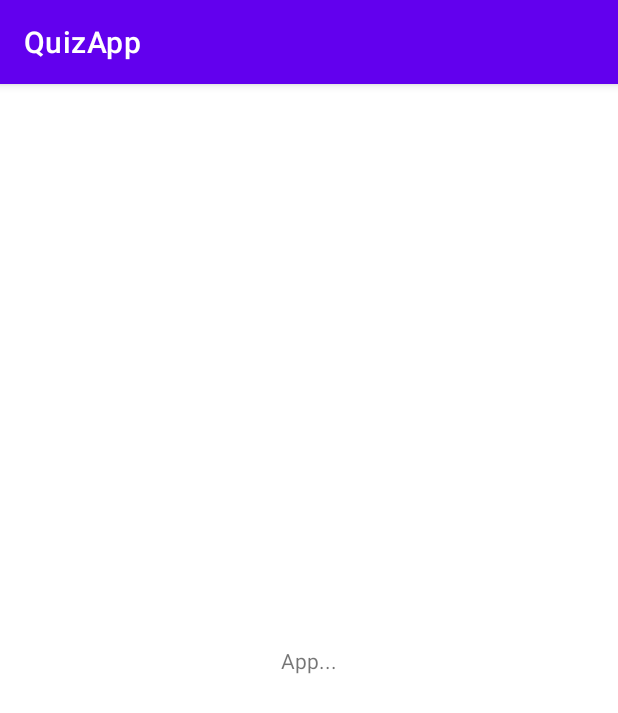
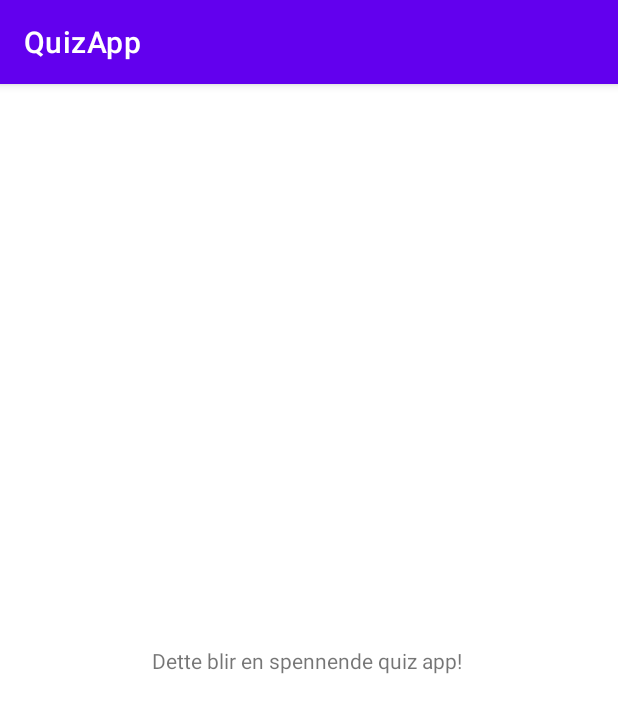
Before and after one commit to h586643/QuizApp, an Android app: the QuizActivity screen opened directly, with no data from a screen before it, on a phone screen of 412 x 824 dp. Shown: the top 713 px of the screen. Run offline under Robolectric (Android 15) with nearby library versions, the phone set to English and light mode, and no system bars.

Commit message:
Comments on solution and refactoring

```diff
--- a/app/src/main/java/com/example/quizapp/QuizActivity.java
+++ b/app/src/main/java/com/example/quizapp/QuizActivity.java
@@ -9,6 +9,14 @@ public class QuizActivity extends AppCompatActivity {
     @Override
     protected void onCreate(Bundle savedInstanceState) {
         super.onCreate(savedInstanceState);
-        setContentView(R.layout.activity_app);
+        setContentView(R.layout.activity_quiz);
     }
+
+    // Laste inn tilfeldig bilde fra DatabaseActivity
+
+    // Vise tilhørende tekst (riktig svaralternativ) sammen med to andre tekstalternativer som er feil
+
+    // Loope gjennom på denne måten i det uendelige
+
+    // Holde score
 }
--- a/app/src/main/res/layout/activity_app.xml
+++ b/app/src/main/res/layout/activity_quiz.xml
@@ -10,7 +10,7 @@
         android:id="@+id/textView7"
         android:layout_width="wrap_content"
         android:layout_height="wrap_content"
-        android:text="App..."
+        android:text="Dette blir en spennende quiz app! "
         app:layout_constraintBottom_toBottomOf="parent"
         app:layout_constraintEnd_toEndOf="parent"
         app:layout_constraintStart_toStartOf="parent"
```
